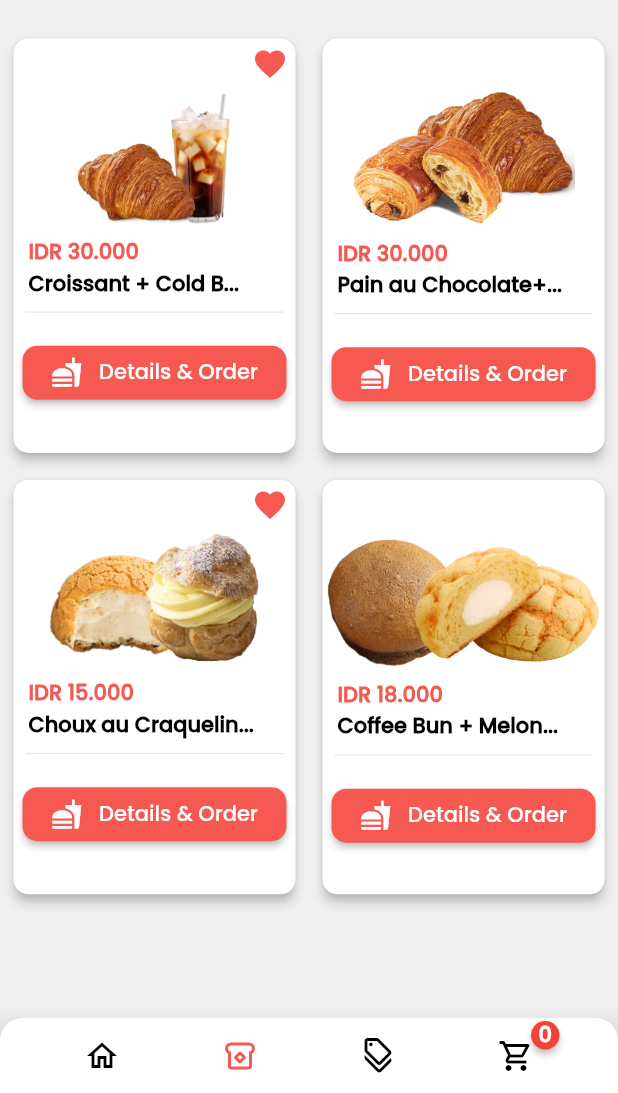
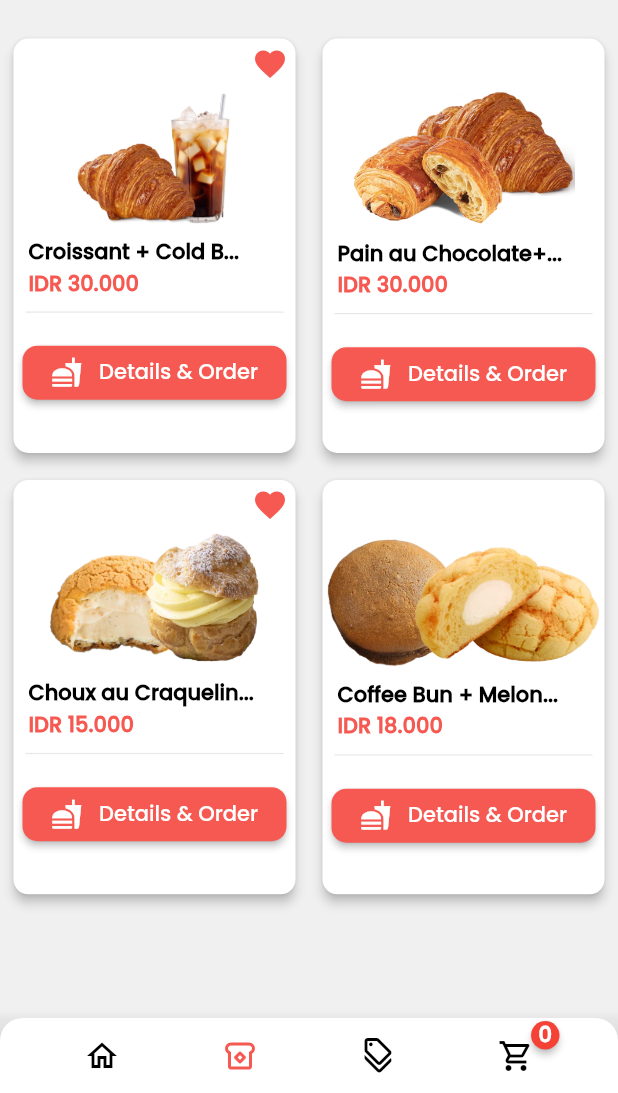
Before and after one commit to lookas15/IEatBread, a Flutter app: the screen it shows after launch, on a phone screen of 412 x 824 dp, the part 143-1236 px from its top. Run offline on Flutter 3.47's test engine with Material 2 defaults, Android fonts, the phone set to English and light mode, and no system bars; drawn by our look-alikes of badges; our stand-ins replace shared_preferences, sqflite; accounts and stored records are empty.

Commit message:
fixing ui menu card

```diff
--- a/lib/Widgets/MenuCard.dart
+++ b/lib/Widgets/MenuCard.dart
@@ -101,9 +101,10 @@ class _MenuCardState extends State<MenuCard> {
                         Padding(
                           padding: const EdgeInsets.symmetric(horizontal: 10.0),
                           child: Text(
-                            'IDR ${filteredMenu[index].price.toString().replaceAllMapped(RegExp(r'(\d{1,3})(?=(\d{3})+(?!\d))'), (Match match) => '${match[1]}.')}',
+                            formattedName,
+                            textAlign: TextAlign.center,
                             style: const TextStyle(
-                              color: Color.fromARGB(255, 245, 89, 81),
+                              color: Colors.black,
                               fontSize: 14.0,
                               fontWeight: FontWeight.bold,
                             ),
@@ -112,10 +113,9 @@ class _MenuCardState extends State<MenuCard> {
                         Padding(
                           padding: const EdgeInsets.symmetric(horizontal: 10.0),
                           child: Text(
-                            formattedName,
-                            textAlign: TextAlign.center,
+                            'IDR ${filteredMenu[index].price.toString().replaceAllMapped(RegExp(r'(\d{1,3})(?=(\d{3})+(?!\d))'), (Match match) => '${match[1]}.')}',
                             style: const TextStyle(
-                              color: Colors.black,
+                              color: Color.fromARGB(255, 245, 89, 81),
                               fontSize: 14.0,
                               fontWeight: FontWeight.bold,
                             ),
```
